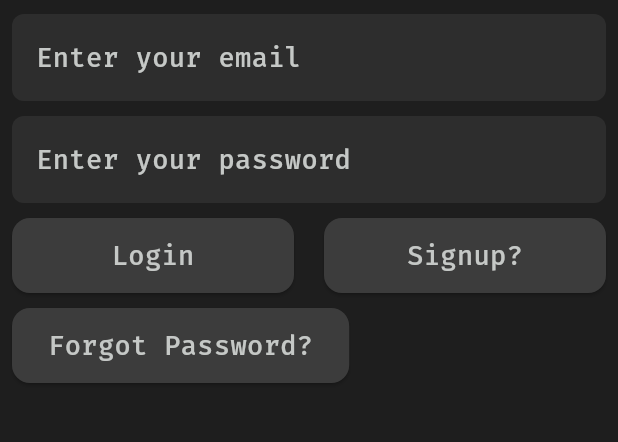
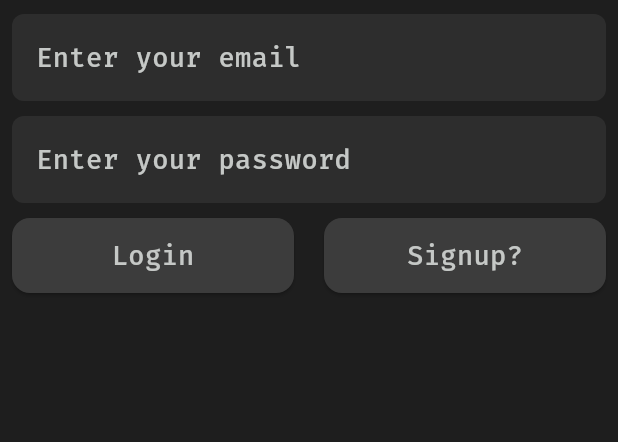
Before and after one commit to UmaanBanjara/TermView, a Flutter app: the screen it shows after launch, on a phone screen of 412 x 824 dp, the part 82-524 px from its top. Run offline on Flutter 3.47's test engine with Material 3 defaults, Android fonts, the phone set to English and light mode, and no system bars; our stand-ins replace flutter_riverpod, flutter_secure_storage, flutter_spinkit, image_picker, page_transition.

Commit message:
Create login screen with form validation, Riverpod state management, and navigation to signup and home screens

```diff
--- a/termview/lib/screens/loginscreen.dart
+++ b/termview/lib/screens/loginscreen.dart
@@ -110,19 +110,7 @@ class _LoginscreenState extends ConsumerState<Loginscreen> {
                   ),
                   ],
                 ),
-                SizedBox(height: 10,),
-                Row(
-                  crossAxisAlignment: CrossAxisAlignment.start,
-                  children: [
-                    ElevatedButton(onPressed: (){
-                      navigate(context, Resetpass());
-                    },
-                    style: ElevatedButton.styleFrom(
-                      textStyle: text.bodyMedium,
-                    )
-                    ,child: Text('Forgot Password?'))
-                  ],
-                )
+
               ],
             ),
           ),
```
